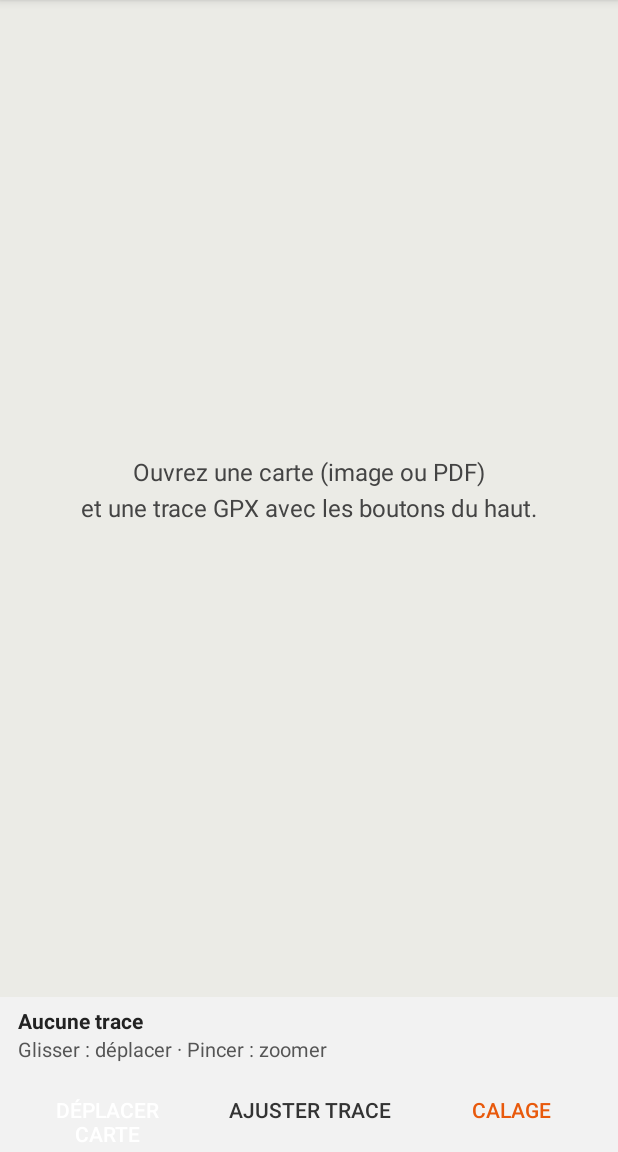
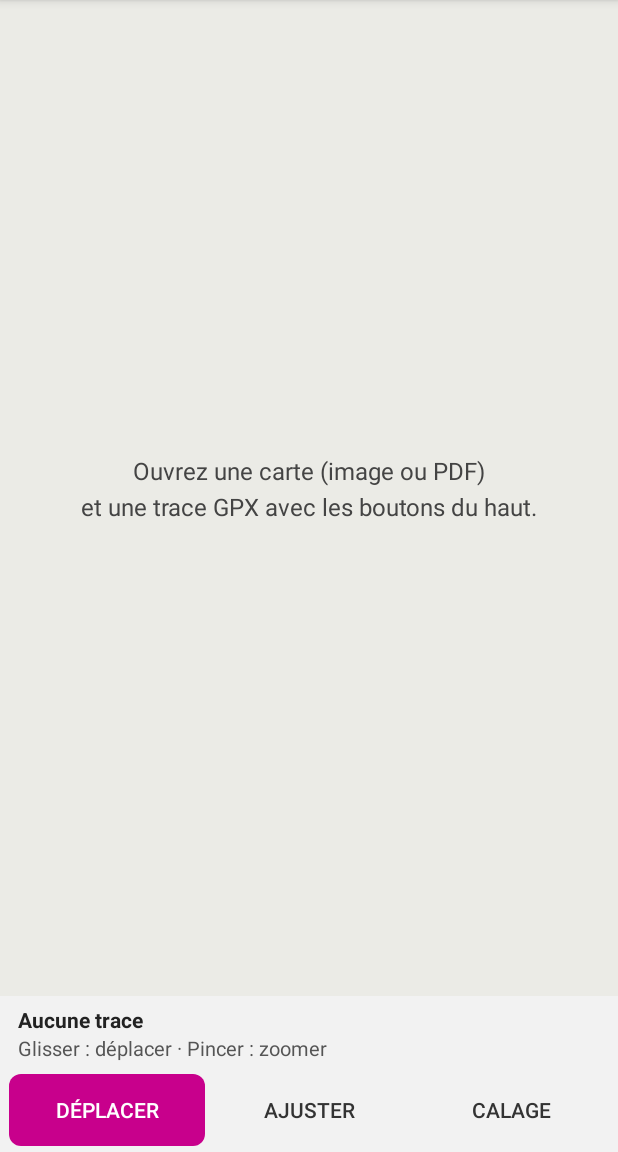
Before and after one commit to simple-test0/Test-ia-012345, an Android app: the screen it shows after launch (MainActivity), on a phone screen of 412 x 824 dp, the part 84-1236 px from its top. Run offline under Robolectric (Android 15) with nearby library versions, the phone set to English and light mode, and no system bars.

Commit message:
Boutons de mode lisibles, sauvegarde de la session dès le chargement
Testé sur émulateur Android 8 : PDF, GPX, mise à l'échelle auto, gestes,
restauration après arrêt forcé.

Co-Authored-By: Claude Opus 5.5 <noreply@anthropic.com>
Claude-Session: https://claude.ai/code/session_0179dBPkCUYJEwiBHVjaED2P

```diff
--- a/gpx-overlay-android/app/src/main/java/com/orienteering/gpxoverlay/MainActivity.kt
+++ b/gpx-overlay-android/app/src/main/java/com/orienteering/gpxoverlay/MainActivity.kt
@@ -3,8 +3,10 @@ package com.orienteering.gpxoverlay
 import android.app.Activity
 import android.app.AlertDialog
 import android.content.Intent
+import android.graphics.Bitmap
 import android.content.res.ColorStateList
-import android.graphics.Bitmap
+import android.graphics.drawable.GradientDrawable
+import android.graphics.drawable.RippleDrawable
 import android.net.Uri
 import android.os.Bundle
 import android.text.InputType
@@ -189,6 +191,7 @@ class MainActivity : Activity(), OverlayView.Listener {
                     if (old != null && old !== m.bitmap) old.recycle()
                     invalidateOptionsMenu()
                     refreshUi()
+                    saveSession()
                     if (refitTrace && overlay.track != null && savedMatrix == null) {
                         toast("Trace placée au centre. Calez-la avec « Ajuster trace » ou « Calage ».")
                     }
@@ -220,6 +223,7 @@ class MainActivity : Activity(), OverlayView.Listener {
                     else if (overlay.mapBitmap != null && mapIsPdf) applyKnownScale(quiet = true)
                     if (overlay.mode == OverlayView.Mode.CALIBRATE) overlay.mode = OverlayView.Mode.MAP
                     refreshUi()
+                    saveSession()
                 }
             } catch (e: Throwable) {
                 runOnUiThread { busy(false); toast(e.message ?: "GPX illisible") }
@@ -352,11 +356,11 @@ class MainActivity : Activity(), OverlayView.Listener {
         btnCalib.visibility = if (calib) View.GONE else View.VISIBLE
         btnUndo.visibility = if (calib) View.VISIBLE else View.GONE
         btnDone.visibility = if (calib) View.VISIBLE else View.GONE
-        val sel = ColorStateList.valueOf(getColor(R.color.mode_selected))
-        for ((b, m) in listOf(btnMap to OverlayView.Mode.MAP, btnTrace to OverlayView.Mode.TRACE)) {
-            b.setTextColor(if (m == mode) 0xFFFFFFFF.toInt() else 0xFF333333.toInt())
-            b.backgroundTintList = if (m == mode) sel else null
-        }
+        styleButton(btnMap, mode == OverlayView.Mode.MAP)
+        styleButton(btnTrace, mode == OverlayView.Mode.TRACE)
+        styleButton(btnCalib, false)
+        styleButton(btnUndo, false)
+        styleButton(btnDone, true)
 
         val t = overlay.track
         stats.text = if (t == null) "Aucune trace" else buildString {
@@ -381,6 +385,18 @@ class MainActivity : Activity(), OverlayView.Listener {
         }
     }
 
+    /** Bouton sélectionné : fond plein magenta et texte blanc ; sinon fond transparent. */
+    private fun styleButton(b: Button, selected: Boolean) {
+        val radius = 8 * resources.displayMetrics.density
+        val content = GradientDrawable().apply {
+            setColor(if (selected) getColor(R.color.mode_selected) else 0x00000000)
+            cornerRadius = radius
+        }
+        val mask = GradientDrawable().apply { setColor(0xFFFFFFFF.toInt()); cornerRadius = radius }
+        b.background = RippleDrawable(ColorStateList.valueOf(0x33000000), content, mask)
+        b.setTextColor(if (selected) 0xFFFFFFFF.toInt() else 0xFF333333.toInt())
+    }
+
     private fun formatDuration(ms: Long): String {
         val s = ms / 1000
         return if (s >= 3600) String.format(Locale.FRANCE, "%d:%02d:%02d", s / 3600, s / 60 % 60, s % 60)
--- a/gpx-overlay-android/app/src/main/res/layout/activity_main.xml
+++ b/gpx-overlay-android/app/src/main/res/layout/activity_main.xml
@@ -48,7 +48,8 @@
         android:layout_height="wrap_content"
         android:background="#F2F2F2"
         android:orientation="horizontal"
-        android:paddingHorizontal="4dp">
+        android:paddingHorizontal="4dp"
+        android:paddingVertical="4dp">
 
         <Button
             android:id="@+id/btnMap"
@@ -56,6 +57,9 @@
             android:layout_width="0dp"
             android:layout_height="wrap_content"
             android:layout_weight="1"
+            android:layout_marginHorizontal="2dp"
+            android:maxLines="1"
+            android:minHeight="48dp"
             android:text="@string/mode_map" />
 
         <Button
@@ -64,6 +68,9 @@
             android:layout_width="0dp"
             android:layout_height="wrap_content"
             android:layout_weight="1"
+            android:layout_marginHorizontal="2dp"
+            android:maxLines="1"
+            android:minHeight="48dp"
             android:text="@string/mode_trace" />
 
         <Button
@@ -72,6 +79,9 @@
             android:layout_width="0dp"
             android:layout_height="wrap_content"
             android:layout_weight="1"
+            android:layout_marginHorizontal="2dp"
+            android:maxLines="1"
+            android:minHeight="48dp"
             android:text="@string/mode_calib" />
 
         <Button
@@ -80,6 +90,9 @@
             android:layout_width="0dp"
             android:layout_height="wrap_content"
             android:layout_weight="1"
+            android:layout_marginHorizontal="2dp"
+            android:maxLines="1"
+            android:minHeight="48dp"
             android:text="@string/undo"
             android:visibility="gone" />
 
@@ -89,6 +102,9 @@
             android:layout_width="0dp"
             android:layout_height="wrap_content"
             android:layout_weight="1"
+            android:layout_marginHorizontal="2dp"
+            android:maxLines="1"
+            android:minHeight="48dp"
             android:text="@string/done"
             android:visibility="gone" />
     </LinearLayout>
--- a/gpx-overlay-android/app/src/main/res/values/strings.xml
+++ b/gpx-overlay-android/app/src/main/res/values/strings.xml
@@ -11,8 +11,8 @@
     <string name="fit_view">Voir toute la carte</string>
     <string name="export">Exporter l\'image…</string>
     <string name="pdf_page">Page du PDF…</string>
-    <string name="mode_map">Déplacer carte</string>
-    <string name="mode_trace">Ajuster trace</string>
+    <string name="mode_map">Déplacer</string>
+    <string name="mode_trace">Ajuster</string>
     <string name="mode_calib">Calage</string>
     <string name="undo">Annuler</string>
     <string name="done">Terminé</string>
```
